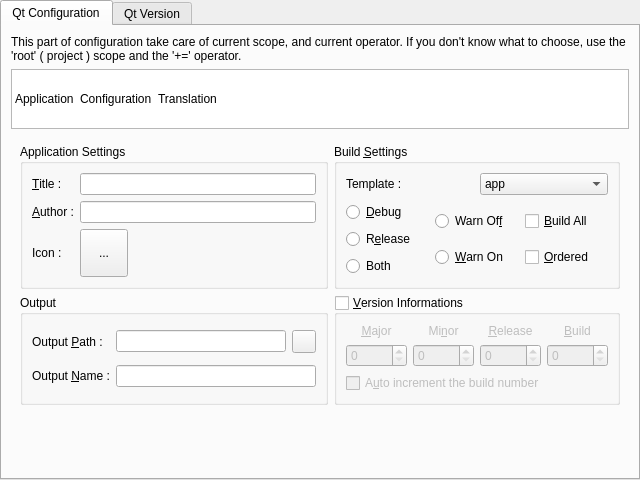
testmana2/mks, file v2/branches/dev/plugins/xup/QMakeProjectEditor/src/ui/UIQtConfiguration.ui: the form before one commit.
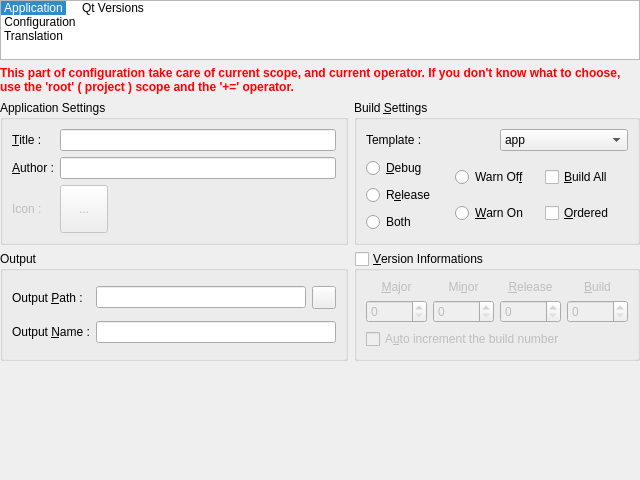
The form after the commit. Icons and pictures are not drawn.

Commit message: Update classes according to last api change, finally finish beta version of qmake xup plugin

What changed in the file:
```diff
--- a/v2/branches/dev/plugins/xup/QMakeProjectEditor/src/ui/UIQtConfiguration.ui
+++ b/v2/branches/dev/plugins/xup/QMakeProjectEditor/src/ui/UIQtConfiguration.ui
@@ -12,10 +12,10 @@
   <property name="windowTitle" >
    <string>Qt Configuration</string>
   </property>
-  <layout class="QHBoxLayout" >
-   <property name="spacing" >
-    <number>0</number>
-   </property>
+  <property name="windowIcon" >
+   <iconset resource="../resources/QMakeProjectEditor.qrc" >:/qmakeitems/project.png</iconset>
+  </property>
+  <layout class="QVBoxLayout" >
    <property name="leftMargin" >
     <number>0</number>
    </property>
@@ -28,29 +28,6 @@
    <property name="bottomMargin" >
     <number>0</number>
    </property>
-   <item>
-    <widget class="QTabWidget" name="tabWidget" >
-     <property name="currentIndex" >
-      <number>0</number>
-     </property>
-     <widget class="QWidget" name="wQtConfigurationPage" >
-      <attribute name="title" >
-       <string>Qt Configuration</string>
-      </attribute>
-      <layout class="QVBoxLayout" >
-       <item>
-        <widget class="QLabel" name="label" >
-         <property name="text" >
-          <string>This part of configuration take care of current scope, and current operator. If you don't know what to choose, use the 'root' ( project ) scope and the '+=' operator.</string>
-         </property>
-         <property name="alignment" >
-          <set>Qt::AlignLeading|Qt::AlignLeft|Qt::AlignTop</set>
-         </property>
-         <property name="wordWrap" >
-          <bool>true</bool>
-         </property>
-        </widget>
-       </item>
        <item>
         <widget class="QListWidget" name="lwQt" >
          <property name="sizePolicy" >
@@ -71,14 +48,17 @@
            <height>48</height>
           </size>
          </property>
+     <property name="movement" >
+      <enum>QListView::Static</enum>
+     </property>
          <property name="flow" >
-          <enum>QListView::LeftToRight</enum>
+      <enum>QListView::TopToBottom</enum>
          </property>
          <property name="viewMode" >
-          <enum>QListView::ListMode</enum>
+      <enum>QListView::IconMode</enum>
          </property>
          <property name="currentRow" >
-          <number>-1</number>
+      <number>0</number>
          </property>
          <item>
           <property name="text" >
@@ -104,6 +84,70 @@
            <iconset resource="../../../../../monkey/src/resources/resources.qrc" >:/translation/icons/translation/translation.png</iconset>
           </property>
          </item>
+     <item>
+      <property name="text" >
+       <string>Qt Versions</string>
+      </property>
+      <property name="icon" >
+       <iconset resource="../resources/QMakeProjectEditor.qrc" >:/qmakeitems/project.png</iconset>
+      </property>
+     </item>
+    </widget>
+   </item>
+   <item>
+    <widget class="QLabel" name="lQtInformations" >
+     <property name="palette" >
+      <palette>
+       <active>
+        <colorrole role="WindowText" >
+         <brush brushstyle="SolidPattern" >
+          <color alpha="255" >
+           <red>255</red>
+           <green>0</green>
+           <blue>0</blue>
+          </color>
+         </brush>
+        </colorrole>
+       </active>
+       <inactive>
+        <colorrole role="WindowText" >
+         <brush brushstyle="SolidPattern" >
+          <color alpha="255" >
+           <red>255</red>
+           <green>0</green>
+           <blue>0</blue>
+          </color>
+         </brush>
+        </colorrole>
+       </inactive>
+       <disabled>
+        <colorrole role="WindowText" >
+         <brush brushstyle="SolidPattern" >
+          <color alpha="255" >
+           <red>146</red>
+           <green>145</green>
+           <blue>144</blue>
+          </color>
+         </brush>
+        </colorrole>
+       </disabled>
+      </palette>
+     </property>
+     <property name="font" >
+      <font>
+       <weight>75</weight>
+       <bold>true</bold>
+      </font>
+     </property>
+     <property name="text" >
+      <string>This part of configuration take care of current scope, and current operator. If you don't know what to choose, use the 'root' ( project ) scope and the '+=' operator.</string>
+     </property>
+     <property name="alignment" >
+      <set>Qt::AlignLeading|Qt::AlignLeft|Qt::AlignTop</set>
+     </property>
+     <property name="wordWrap" >
+      <bool>true</bool>
+     </property>
         </widget>
        </item>
        <item>
@@ -119,6 +163,18 @@
          </property>
          <widget class="QWidget" name="wApplication" >
           <layout class="QGridLayout" >
+       <property name="leftMargin" >
+        <number>0</number>
+       </property>
+       <property name="topMargin" >
+        <number>0</number>
+       </property>
+       <property name="rightMargin" >
+        <number>0</number>
+       </property>
+       <property name="bottomMargin" >
+        <number>0</number>
+       </property>
            <item row="0" column="0" >
             <widget class="QGroupBox" name="gbApplication" >
              <property name="title" >
@@ -160,14 +216,20 @@
                </widget>
               </item>
               <item row="2" column="0" >
-               <widget class="QLabel" name="label_3" >
+           <widget class="QLabel" name="lIcon" >
+            <property name="enabled" >
+             <bool>false</bool>
+            </property>
                 <property name="text" >
                  <string>Icon :</string>
                 </property>
                </widget>
               </item>
               <item row="2" column="1" >
-               <widget class="QToolButton" name="toolButton" >
+           <widget class="QToolButton" name="tbIcon" >
+            <property name="enabled" >
+             <bool>false</bool>
+            </property>
                 <property name="minimumSize" >
                  <size>
                   <width>48</width>
@@ -688,7 +750,7 @@
              <property name="maximumSize" >
               <size>
                <width>16777215</width>
-               <height>100</height>
+           <height>130</height>
               </size>
              </property>
              <property name="title" >
@@ -723,7 +785,7 @@
           </layout>
          </widget>
          <widget class="QWidget" name="wTranslations" >
-          <layout class="QVBoxLayout" >
+      <layout class="QHBoxLayout" >
            <property name="leftMargin" >
             <number>0</number>
            </property>
@@ -736,19 +798,6 @@
            <property name="bottomMargin" >
             <number>0</number>
            </property>
-           <item>
-            <widget class="QLabel" name="lTranslations" >
-             <property name="text" >
-              <string>Tick the &amp;language you would like to add to your project. Top level item mean the global language, child item mean localized language. By example, if you want to translate your application to &lt;b>French&lt;/b> of &lt;b>France&lt;/b> you will tick &lt;b>France&lt;/b> and not &lt;b>French&lt;/b> and if you want to provide only a global &lt;b>French&lt;/b> translation you will only tick &lt;b>French&lt;/b>.</string>
-             </property>
-             <property name="wordWrap" >
-              <bool>true</bool>
-             </property>
-             <property name="buddy" >
-              <cstring>twTranslations</cstring>
-             </property>
-            </widget>
-           </item>
            <item>
             <widget class="QTreeWidget" name="twTranslations" >
              <property name="statusTip" >
@@ -770,27 +819,45 @@
              </column>
             </widget>
            </item>
-          </layout>
-         </widget>
+       <item>
+        <widget class="QLabel" name="lTranslations" >
+         <property name="frameShape" >
+          <enum>QFrame::StyledPanel</enum>
+         </property>
+         <property name="frameShadow" >
+          <enum>QFrame::Sunken</enum>
+         </property>
+         <property name="text" >
+          <string>Tick the &amp;language you would like to add to your project. Top level item mean the global language, child item mean localized language. By example, if you want to translate your application to &lt;b>French&lt;/b> of &lt;b>France&lt;/b> you will tick &lt;b>France&lt;/b> and not &lt;b>French&lt;/b> and if you want to provide only a global &lt;b>French&lt;/b> translation you will only tick &lt;b>French&lt;/b>.</string>
+         </property>
+         <property name="alignment" >
+          <set>Qt::AlignLeading|Qt::AlignLeft|Qt::AlignTop</set>
+         </property>
+         <property name="wordWrap" >
+          <bool>true</bool>
+         </property>
+         <property name="margin" >
+          <number>5</number>
+         </property>
+         <property name="buddy" >
+          <cstring>twTranslations</cstring>
+         </property>
         </widget>
        </item>
       </layout>
      </widget>
-     <widget class="QWidget" name="wQtVersionPage" >
-      <attribute name="title" >
-       <string>Qt Version</string>
-      </attribute>
+     <widget class="QWidget" name="wQtVersions" >
       <layout class="QGridLayout" >
        <item row="0" column="0" >
         <widget class="QListWidget" name="lwQtVersions" />
        </item>
        <item row="0" column="1" >
         <widget class="QLabel" name="lQtVersionInformations" >
-         <property name="minimumSize" >
-          <size>
-           <width>260</width>
-           <height>0</height>
-          </size>
+         <property name="frameShape" >
+          <enum>QFrame::StyledPanel</enum>
+         </property>
+         <property name="frameShadow" >
+          <enum>QFrame::Sunken</enum>
          </property>
          <property name="text" >
           <string>Please select a Qt version for your project.
@@ -806,6 +873,12 @@
          <property name="wordWrap" >
           <bool>true</bool>
          </property>
+         <property name="margin" >
+          <number>5</number>
+         </property>
+         <property name="buddy" >
+          <cstring>lwQtVersions</cstring>
+         </property>
         </widget>
        </item>
        <item row="1" column="0" colspan="2" >
```
Lines whose indentation alone changed are shown as unchanged. The commit also changes 2 other files.
